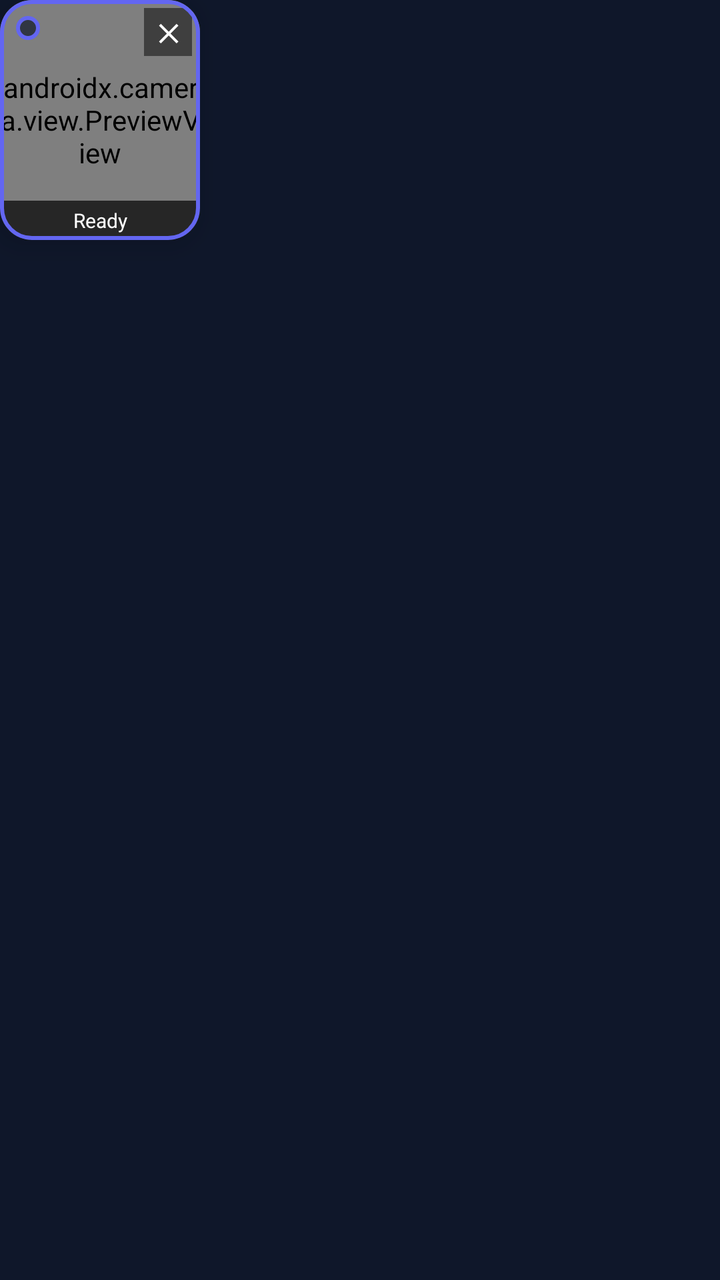
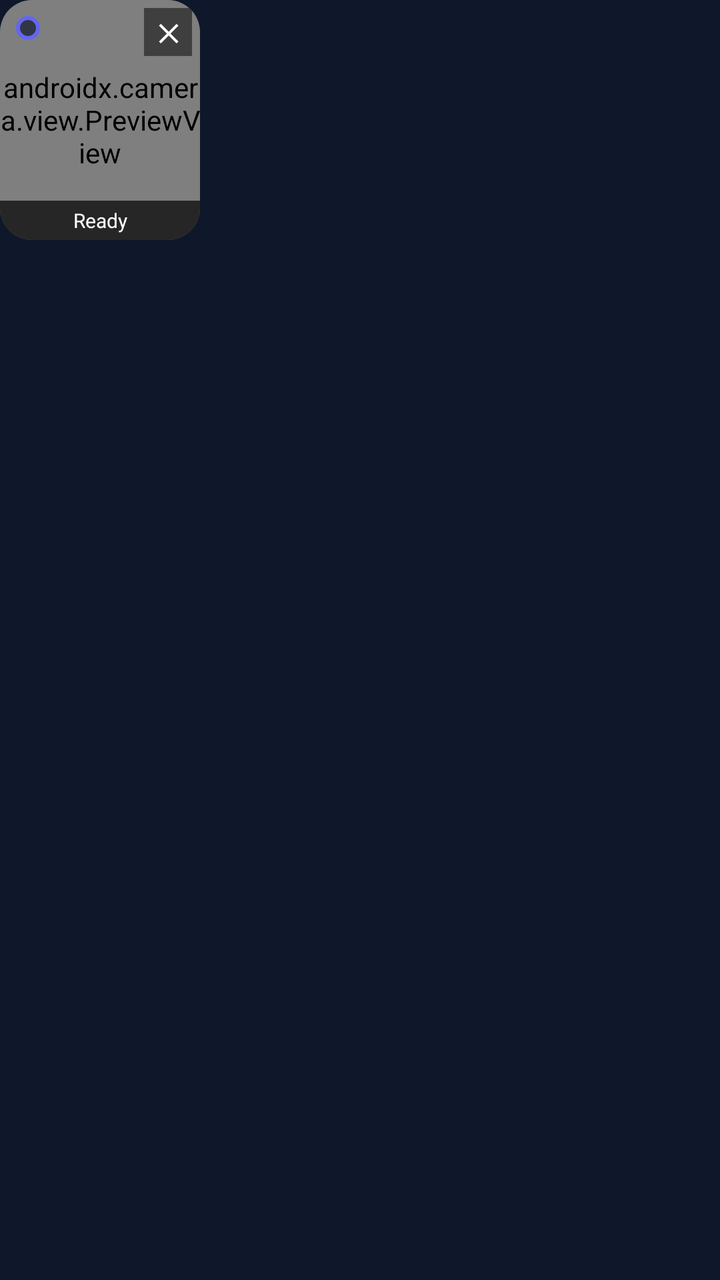

Two renders of the same Android screen: before a commit and after it. Below are the layout's source before the change and the commit's diff.
<!-- AndroidManifest.xml: application theme Theme.AirScroll -->
<!-- res/layout/overlay_camera.xml -->
<?xml version="1.0" encoding="utf-8"?>
<FrameLayout xmlns:android="http://schemas.android.com/apk/res/android"
    xmlns:app="http://schemas.android.com/apk/res-auto"
    android:id="@+id/overlayRoot"
    android:layout_width="wrap_content"
    android:layout_height="wrap_content">

    <com.google.android.material.card.MaterialCardView
        android:id="@+id/bubbleCard"
        android:layout_width="100dp"
        android:layout_height="120dp"
        app:cardBackgroundColor="@color/card_bg"
        app:cardCornerRadius="16dp"
        app:cardElevation="8dp"
        app:strokeColor="@color/primary"
        app:strokeWidth="2dp">

        <FrameLayout
            android:layout_width="match_parent"
            android:layout_height="match_parent">

            
            <androidx.camera.view.PreviewView
                android:id="@+id/previewView"
                android:layout_width="match_parent"
                android:layout_height="match_parent" />

            
            <View
                android:id="@+id/indicatorDot"
                android:layout_width="12dp"
                android:layout_height="12dp"
                android:layout_gravity="top|start"
                android:layout_margin="8dp"
                android:background="@drawable/ic_bubble_bg" />

            
            <TextView
                android:id="@+id/btnCloseOverlay"
                android:layout_width="24dp"
                android:layout_height="24dp"
                android:layout_gravity="top|end"
                android:layout_margin="4dp"
                android:background="#80000000"
                android:gravity="center"
                android:text="✕"
                android:textColor="#FFFFFF"
                android:textSize="12sp"
                android:textStyle="bold" />

            
            <TextView
                android:id="@+id/tvGestureFeedback"
                android:layout_width="match_parent"
                android:layout_height="wrap_content"
                android:layout_gravity="bottom"
                android:background="#B3000000"
                android:gravity="center"
                android:paddingVertical="3dp"
                android:text="Ready"
                android:textColor="#FFFFFF"
                android:textSize="10sp" />
        </FrameLayout>
    </com.google.android.material.card.MaterialCardView>
</FrameLayout>
<!-- resources referenced by this layout -->
<resources>
  <color name="card_bg">#1E293B</color>
  <color name="primary">#6366F1</color>
  <!-- drawable ic_bubble_bg (drawable) -->
  <?xml version="1.0" encoding="utf-8"?>
  <shape xmlns:android="http://schemas.android.com/apk/res/android"
      android:shape="oval">
      <solid android:color="@color/overlay_bg" />
      <stroke
          android:width="2dp"
          android:color="@color/primary" />
  </shape>
  <style name="Theme.AirScroll" parent="Theme.Material3.Dark.NoActionBar">
          <item name="colorPrimary">@color/primary</item>
          <item name="android:statusBarColor">@color/background</item>
          <item name="android:navigationBarColor">@color/background</item>
          <item name="android:windowBackground">@color/background</item>
      </style>
  <color name="overlay_bg">#B30F172A</color>
  <color name="background">#0F172A</color>
</resources>

<!-- the commit's change to res/layout/overlay_camera.xml (unified diff, before → after) -->
@@ -1,65 +1,56 @@
 <?xml version="1.0" encoding="utf-8"?>
 <FrameLayout xmlns:android="http://schemas.android.com/apk/res/android"
-    xmlns:app="http://schemas.android.com/apk/res-auto"
     android:id="@+id/overlayRoot"
     android:layout_width="wrap_content"
     android:layout_height="wrap_content">
 
-    <com.google.android.material.card.MaterialCardView
+    <FrameLayout
         android:id="@+id/bubbleCard"
         android:layout_width="100dp"
         android:layout_height="120dp"
-        app:cardBackgroundColor="@color/card_bg"
-        app:cardCornerRadius="16dp"
-        app:cardElevation="8dp"
-        app:strokeColor="@color/primary"
-        app:strokeWidth="2dp">
+        android:background="@drawable/overlay_window_bg"
+        android:clipToOutline="true">
 
-        <FrameLayout
+        
+        <androidx.camera.view.PreviewView
+            android:id="@+id/previewView"
             android:layout_width="match_parent"
-            android:layout_height="match_parent">
+            android:layout_height="match_parent" />
 
-            
-            <androidx.camera.view.PreviewView
-                android:id="@+id/previewView"
-                android:layout_width="match_parent"
-                android:layout_height="match_parent" />
+        
+        <View
+            android:id="@+id/indicatorDot"
+            android:layout_width="12dp"
+            android:layout_height="12dp"
+            android:layout_gravity="top|start"
+            android:layout_margin="8dp"
+            android:background="@drawable/ic_bubble_bg" />
 
-            
-            <View
-                android:id="@+id/indicatorDot"
-                android:layout_width="12dp"
-                android:layout_height="12dp"
-                android:layout_gravity="top|start"
-                android:layout_margin="8dp"
-                android:background="@drawable/ic_bubble_bg" />
+        
+        <TextView
+            android:id="@+id/btnCloseOverlay"
+            android:layout_width="24dp"
+            android:layout_height="24dp"
+            android:layout_gravity="top|end"
+            android:layout_margin="4dp"
+            android:background="#80000000"
+            android:gravity="center"
+            android:text="✕"
+            android:textColor="#FFFFFF"
+            android:textSize="12sp"
+            android:textStyle="bold" />
 
-            
-            <TextView
-                android:id="@+id/btnCloseOverlay"
-                android:layout_width="24dp"
-                android:layout_height="24dp"
-                android:layout_gravity="top|end"
-                android:layout_margin="4dp"
-                android:background="#80000000"
-                android:gravity="center"
-                android:text="✕"
-                android:textColor="#FFFFFF"
-                android:textSize="12sp"
-                android:textStyle="bold" />
-
-            
-            <TextView
-                android:id="@+id/tvGestureFeedback"
-                android:layout_width="match_parent"
-                android:layout_height="wrap_content"
-                android:layout_gravity="bottom"
-                android:background="#B3000000"
-                android:gravity="center"
-                android:paddingVertical="3dp"
-                android:text="Ready"
-                android:textColor="#FFFFFF"
-                android:textSize="10sp" />
-        </FrameLayout>
-    </com.google.android.material.card.MaterialCardView>
+        
+        <TextView
+            android:id="@+id/tvGestureFeedback"
+            android:layout_width="match_parent"
+            android:layout_height="wrap_content"
+            android:layout_gravity="bottom"
+            android:background="#B3000000"
+            android:gravity="center"
+            android:paddingVertical="3dp"
+            android:text="Ready"
+            android:textColor="#FFFFFF"
+            android:textSize="10sp" />
+    </FrameLayout>
 </FrameLayout>
<!-- resource entries referenced after the edit -->
@@ -7,6 +7,16 @@
   <shape xmlns:android="http://schemas.android.com/apk/res/android"
       android:shape="oval">
       <solid android:color="@color/overlay_bg" />
+      <stroke
+          android:width="2dp"
+          android:color="@color/primary" />
+  </shape>
+  <!-- drawable overlay_window_bg (drawable) -->
+  <?xml version="1.0" encoding="utf-8"?>
+  <shape xmlns:android="http://schemas.android.com/apk/res/android"
+      android:shape="rectangle">
+      <solid android:color="@color/card_bg" />
+      <corners android:radius="16dp" />
       <stroke
           android:width="2dp"
           android:color="@color/primary" />
